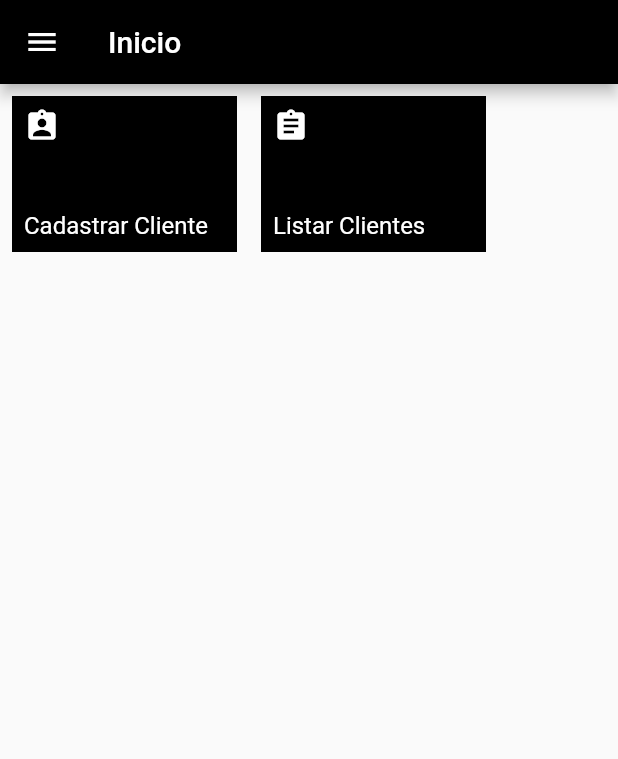
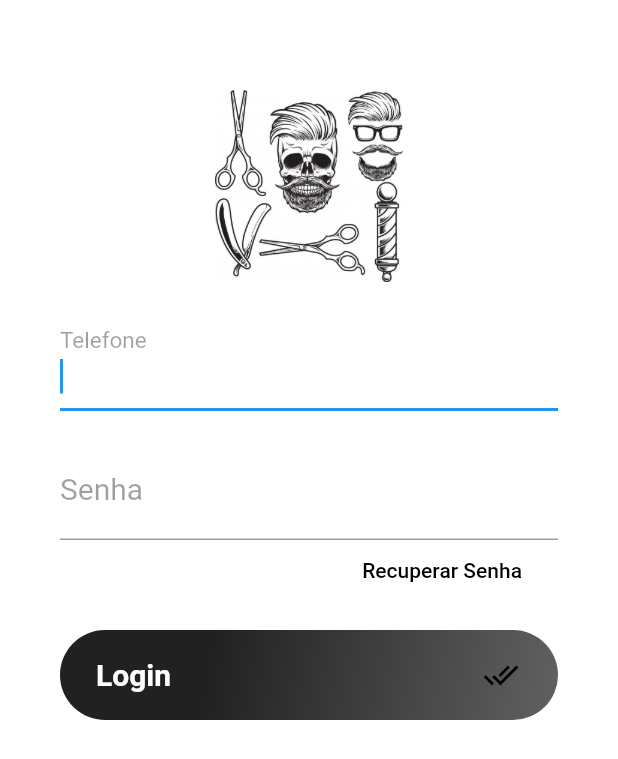
Before and after one commit to dieinimymaganha/GalleryShop, a Flutter app: the screen it shows after launch, on a phone screen of 412 x 824 dp. Shown: the top 759 px of the screen. Run offline on Flutter 3.47's test engine with Material 2 defaults, Android fonts, the phone set to English and light mode, and no system bars; our stand-ins replace flutter_masked_text; missing offline and left inert: http_interceptor.

Commit message:
Criado designer da tela de login

```diff
--- a/frontend/galleryshopcustomers/lib/http/webclients/webclient_client.dart
+++ b/frontend/galleryshopcustomers/lib/http/webclients/webclient_client.dart
@@ -1,6 +1,5 @@
 import 'dart:convert';
 
-import 'package:flutter/cupertino.dart';
 import 'package:galleryshopcustomers/models/client.dart';
 import 'package:http/http.dart';
 
--- a/frontend/galleryshopcustomers/lib/main.dart
+++ b/frontend/galleryshopcustomers/lib/main.dart
@@ -1,5 +1,5 @@
 import 'package:flutter/material.dart';
-import 'package:galleryshopcustomers/screens/screen_main.dart';
+import 'package:galleryshopcustomers/screens/login.dart';
 void main() {
   runApp(GalleryShopCustomers());
 }
@@ -8,6 +8,8 @@ class GalleryShopCustomers extends StatelessWidget {
   @override
   Widget build(BuildContext context) {
     return MaterialApp(
+      title: 'Gallery Shop Customers',
+      debugShowCheckedModeBanner: false,
       theme: ThemeData(
         primaryColor: Colors.black,
         accentColor: Colors.blueAccent[700],
@@ -17,7 +19,7 @@ class GalleryShopCustomers extends StatelessWidget {
         ),
       ),
 //      home: FormCreateNewClient(),
-      home: ScreenMain(),
+      home: LoginPage(),
     );
   }
 }
--- /dev/null
+++ b/frontend/galleryshopcustomers/lib/screens/login.dart
@@ -0,0 +1,117 @@
+import 'package:flutter/material.dart';
+import 'package:path/path.dart';
+
+class LoginPage extends StatelessWidget {
+  @override
+  Widget build(BuildContext context) {
+    return Scaffold(
+      body: Container(
+        padding: EdgeInsets.only(
+          top: 60,
+          left: 40,
+          right: 40,
+        ),
+        color: Colors.white,
+        child: ListView(
+          children: <Widget>[
+            SizedBox(
+              width: 128,
+              height: 128,
+              child: Image.asset("images/inicial.png"),
+            ),
+            SizedBox(
+              height: 20,
+            ),
+            TextFormField(
+              autofocus: true,
+              keyboardType: TextInputType.phone,
+              decoration: InputDecoration(
+                labelText: "Telefone",
+                labelStyle: TextStyle(
+                  color: Colors.black38,
+                  fontWeight: FontWeight.w400,
+                  fontSize: 20,
+                ),
+              ),
+              style: TextStyle(
+                fontSize: 20,
+              ),
+            ),
+            SizedBox(
+              height: 20,
+            ),
+            TextFormField(
+              autofocus: true,
+              keyboardType: TextInputType.text,
+              obscureText: true,
+              decoration: InputDecoration(
+                  labelText: "Senha",
+                  labelStyle: TextStyle(
+                    color: Colors.black38,
+                    fontWeight: FontWeight.w400,
+                    fontSize: 20,
+                  )),
+              style: TextStyle(fontSize: 20),
+            ),
+            Container(
+              height: 40,
+              alignment: Alignment.centerRight,
+              child: FlatButton(
+                child: Text(
+                  "Recuperar Senha",
+                ),
+                onPressed: () {},
+              ),
+            ),
+            SizedBox(
+              height: 20,
+            ),
+            Container(
+              height: 60,
+              alignment: Alignment.centerLeft,
+              decoration: BoxDecoration(
+                gradient: LinearGradient(
+                  begin: Alignment.topLeft,
+                  end: Alignment.bottomRight,
+                  stops: [0.3, 1],
+                  colors: [
+                    Color(0XFF212121),
+                    Color(0XFF616161),
+                  ],
+                ),
+                borderRadius: BorderRadius.all(
+                  Radius.circular(50),
+                ),
+              ),
+              child: SizedBox.expand(
+                child: FlatButton(
+                  child: Row(
+                    mainAxisAlignment: MainAxisAlignment.spaceBetween,
+                    children: <Widget>[
+                      Text(
+                        'Login',
+                        style: TextStyle(
+                            fontWeight: FontWeight.bold,
+                            color: Colors.white,
+                            fontSize: 20),
+                        textAlign: TextAlign.center,
+                      ),
+                      Container(
+                        child: SizedBox(
+                          child: Icon(Icons.done_all),
+                          height: 28,
+                          width: 28,
+                        ),
+                      )
+                    ],
+                  ),
+                  onPressed: () => {},
+                ),
+              ),
+            )
+          ],
+        ),
+      ),
+    );
+  }
+}
--- a/frontend/galleryshopcustomers/pubspec.yaml
+++ b/frontend/galleryshopcustomers/pubspec.yaml
@@ -50,9 +50,8 @@ flutter:
   uses-material-design: true
 
   # To add assets to your application, add an assets section, like this:
-  # assets:
-  #   - images/a_dot_burr.jpeg
-  #   - images/a_dot_ham.jpeg
+  assets:
+   - images/inicial.png
 
   # An image asset can refer to one or more resolution-specific "variants", see
   # https://flutter.dev/assets-and-images/#resolution-aware.
```
Also changed, not shown: frontend/galleryshopcustomers/images/inicial.png (added).
